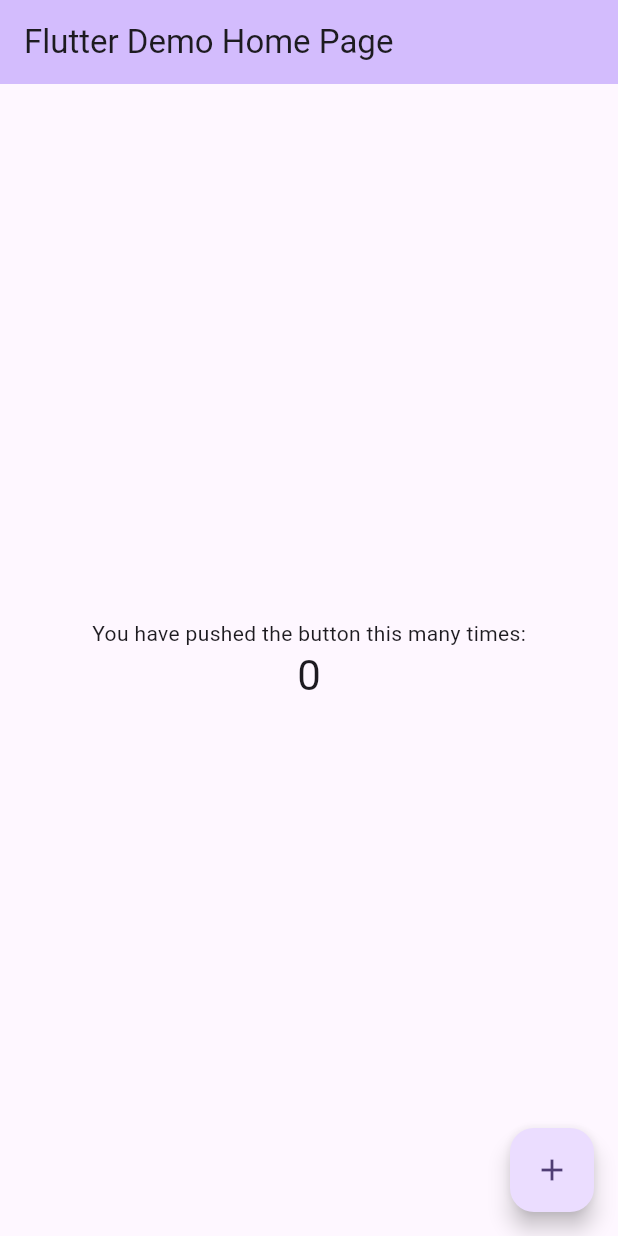
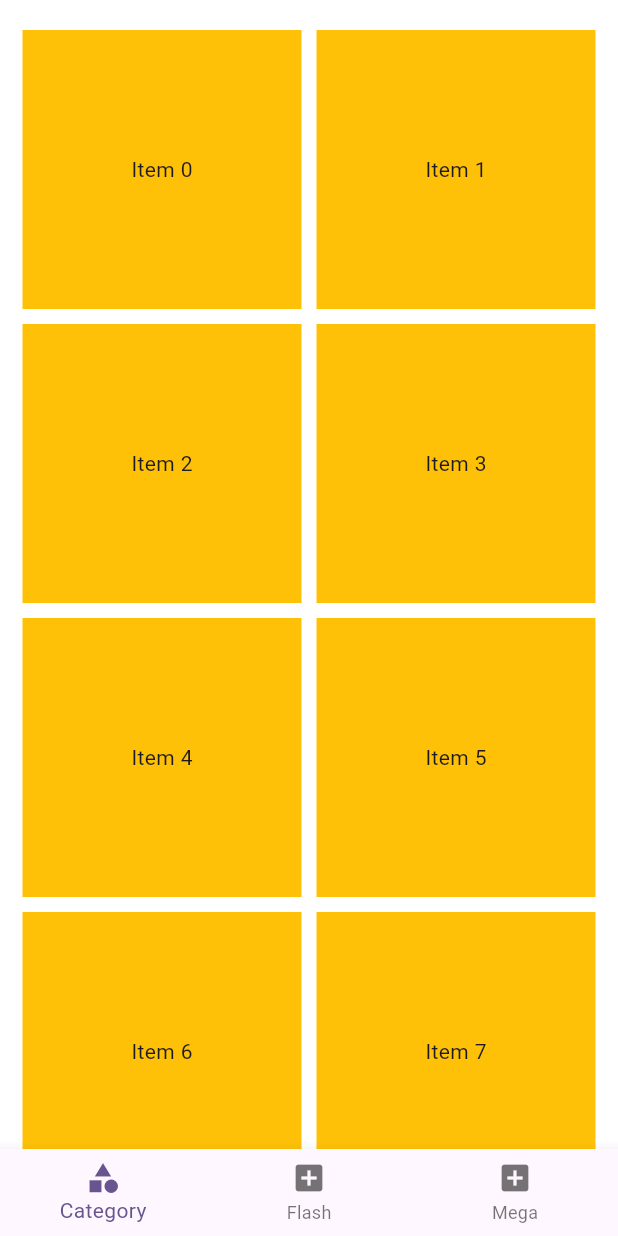
Before and after one commit to Shehab-adel/admin_rebuy_app, a Flutter app: the screen it shows after launch, on a phone screen of 412 x 824 dp. Run offline on Flutter 3.47's test engine with Material 3 defaults, Android fonts, the phone set to English and light mode, and no system bars.

Commit message:
created bottomNavigationbare in mainScreen that have three screens.

```diff
--- a/lib/main.dart
+++ b/lib/main.dart
@@ -1,101 +1,24 @@
+import 'package:admin_rebuy_app/main_screen/main_screen.dart';
 import 'package:flutter/material.dart';
 
 void main() {
-  runApp(const MyApp());
+  runApp(const AdminRebuyApp());
 }
 
-class MyApp extends StatelessWidget {
-  const MyApp({super.key});
+class AdminRebuyApp extends StatelessWidget {
+  const AdminRebuyApp({super.key});
 
   // This widget is the root of your application.
   @override
   Widget build(BuildContext context) {
     return MaterialApp(
-      title: 'Flutter Demo',
+      title: 'Admin rebuy app',
+      debugShowCheckedModeBanner: false,
       theme: ThemeData(
         colorScheme: ColorScheme.fromSeed(seedColor: Colors.deepPurple),
         useMaterial3: true,
       ),
-      home: const MyHomePage(title: 'Flutter Demo Home Page'),
+      home: const MainScreen(),
     );
   }
 }
-
-class MyHomePage extends StatefulWidget {
-  const MyHomePage({super.key, required this.title});
-
-  final String title;
-
-  @override
-  State<MyHomePage> createState() => _MyHomePageState();
-}
-
-class _MyHomePageState extends State<MyHomePage> {
-  int _counter = 0;
-
-  void _incrementCounter() {
-    setState(() {
-      // This call to setState tells the Flutter framework that something has
-      // changed in this State, which causes it to rerun the build method below
-      // so that the display can reflect the updated values. If we changed
-      // _counter without calling setState(), then the build method would not be
-      // called again, and so nothing would appear to happen.
-      _counter++;
-    });
-  }
-
-  @override
-  Widget build(BuildContext context) {
-    // This method is rerun every time setState is called, for instance as done
-    // by the _incrementCounter method above.
-    //
-    // The Flutter framework has been optimized to make rerunning build methods
-    // fast, so that you can just rebuild anything that needs updating rather
-    // than having to individually change instances of widgets.
-    return Scaffold(
-      appBar: AppBar(
-        // TRY THIS: Try changing the color here to a specific color (to
-        // Colors.amber, perhaps?) and trigger a hot reload to see the AppBar
-        // change color while the other colors stay the same.
-        backgroundColor: Theme.of(context).colorScheme.inversePrimary,
-        // Here we take the value from the MyHomePage object that was created by
-        // the App.build method, and use it to set our appbar title.
-        title: Text(widget.title),
-      ),
-      body: Center(
-        // Center is a layout widget. It takes a single child and positions it
-        // in the middle of the parent.
-        child: Column(
-          // Column is also a layout widget. It takes a list of children and
-          // arranges them vertically. By default, it sizes itself to fit its
-          // children horizontally, and tries to be as tall as its parent.
-          //
-          // Column has various properties to control how it sizes itself and
-          // how it positions its children. Here we use mainAxisAlignment to
-          // center the children vertically; the main axis here is the vertical
-          // axis because Columns are vertical (the cross axis would be
-          // horizontal).
-          //
-          // TRY THIS: Invoke "debug painting" (choose the "Toggle Debug Paint"
-          // action in the IDE, or press "p" in the console), to see the
-          // wireframe for each widget.
-          mainAxisAlignment: MainAxisAlignment.center,
-          children: <Widget>[
-            const Text(
-              'You have pushed the button this many times:',
-            ),
-            Text(
-              '$_counter',
-              style: Theme.of(context).textTheme.headlineMedium,
-            ),
-          ],
-        ),
-      ),
-      floatingActionButton: FloatingActionButton(
-        onPressed: _incrementCounter,
-        tooltip: 'Increment',
-        child: const Icon(Icons.add),
-      ), // This trailing comma makes auto-formatting nicer for build methods.
-    );
-  }
-}
--- /dev/null
+++ b/lib/main_screen/category/category_screen.dart
@@ -0,0 +1,25 @@
+import 'package:flutter/material.dart';
+
+class CategoryScreen extends StatelessWidget {
+  const CategoryScreen({super.key});
+
+  @override
+  Widget build(BuildContext context) {
+    return GridView.builder(
+      padding: EdgeInsets.symmetric(horizontal: 15, vertical: 20),
+      gridDelegate: const SliverGridDelegateWithFixedCrossAxisCount(
+        crossAxisCount: 2, // Number of columns
+        crossAxisSpacing: 10,
+        mainAxisSpacing: 10,
+      ),
+      itemCount: 10, // Number of items
+      itemBuilder: (context, index) {
+        return Container(
+          color: Colors.amber, // Customize the item appearance
+          alignment: Alignment.center,
+          child: Text('Item $index'),
+        );
+      },
+    );
+  }
+}
--- /dev/null
+++ b/lib/main_screen/flash_sale/flash_screen.dart
@@ -0,0 +1,29 @@
+import 'package:flutter/material.dart';
+
+class FlashScreen extends StatelessWidget {
+  const FlashScreen({super.key});
+
+  @override
+  Widget build(BuildContext context) {
+    return Scaffold(
+      body: Container(
+        child: GridView.builder(
+          gridDelegate:const SliverGridDelegateWithFixedCrossAxisCount(
+            crossAxisCount: 2, // Number of columns
+            crossAxisSpacing: 10,
+            mainAxisSpacing: 10,
+          ),
+          itemCount: 10, // Number of items
+          itemBuilder: (context, index) {
+            return Container(
+              color: Colors.amber, // Customize the item appearance
+              alignment: Alignment.center,
+              child: Text('Item $index'),
+            );
+          },
+        )
+        ,
+      ),
+    );
+  }
+}
--- /dev/null
+++ b/lib/main_screen/main_screen.dart
@@ -0,0 +1,51 @@
+import 'package:admin_rebuy_app/main_screen/category/category_screen.dart';
+import 'package:admin_rebuy_app/main_screen/flash_sale/flash_screen.dart';
+import 'package:admin_rebuy_app/main_screen/mega_sale/mega_screen.dart';
+import 'package:flutter/material.dart';
+
+class MainScreen extends StatefulWidget {
+  const MainScreen({super.key});
+
+  @override
+  State<MainScreen> createState() => _MainScreenState();
+}
+
+class _MainScreenState extends State<MainScreen> {
+  int _selectedIndex = 0;
+
+  final List<Widget> _screens = const [
+    CategoryScreen(),
+    FlashScreen(),
+    MegaScreen(),
+  ];
+
+  @override
+  Widget build(BuildContext context) {
+    return Scaffold(
+      backgroundColor: Colors.white,
+      body: _screens[_selectedIndex],
+      bottomNavigationBar: BottomNavigationBar(
+        currentIndex: _selectedIndex,
+        onTap: (index) {
+          setState(() {
+            _selectedIndex = index;
+          });
+        },
+        items: const [
+          BottomNavigationBarItem(
+            icon: Icon(Icons.category),
+            label: 'Category',
+          ),
+          BottomNavigationBarItem(
+            icon: Icon(Icons.add_box),
+            label: 'Flash',
+          ),
+          BottomNavigationBarItem(
+            icon: Icon(Icons.add_box),
+            label: 'Mega',
+          ),
+        ],
+      ),
+    );
+  }
+}
--- /dev/null
+++ b/lib/main_screen/mega_sale/mega_screen.dart
@@ -0,0 +1,10 @@
+import 'package:flutter/material.dart';
+
+class MegaScreen extends StatelessWidget {
+  const MegaScreen({super.key});
+
+  @override
+  Widget build(BuildContext context) {
+    return const Placeholder();
+  }
+}
--- /dev/null
+++ b/lib/utils/theme_app.dart
@@ -0,0 +1,3 @@
+import 'package:flutter/material.dart';
+
+ThemeData themeData() => ThemeData(scaffoldBackgroundColor: Colors.white);
```
Also changed, not shown: 1 other file.
